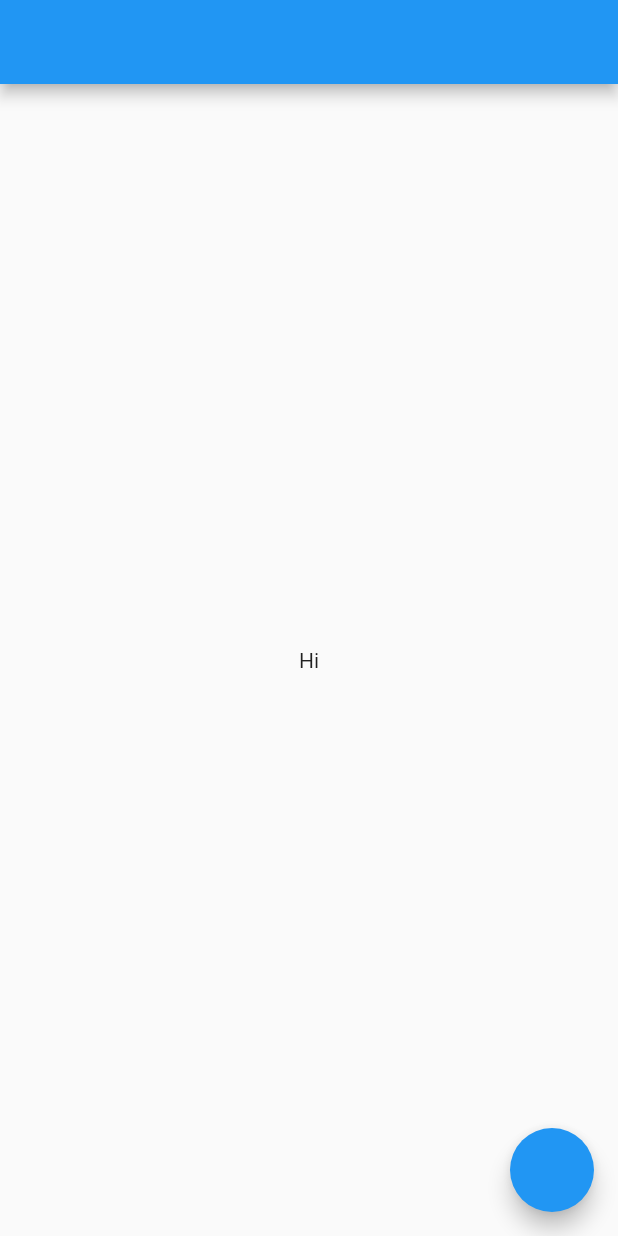
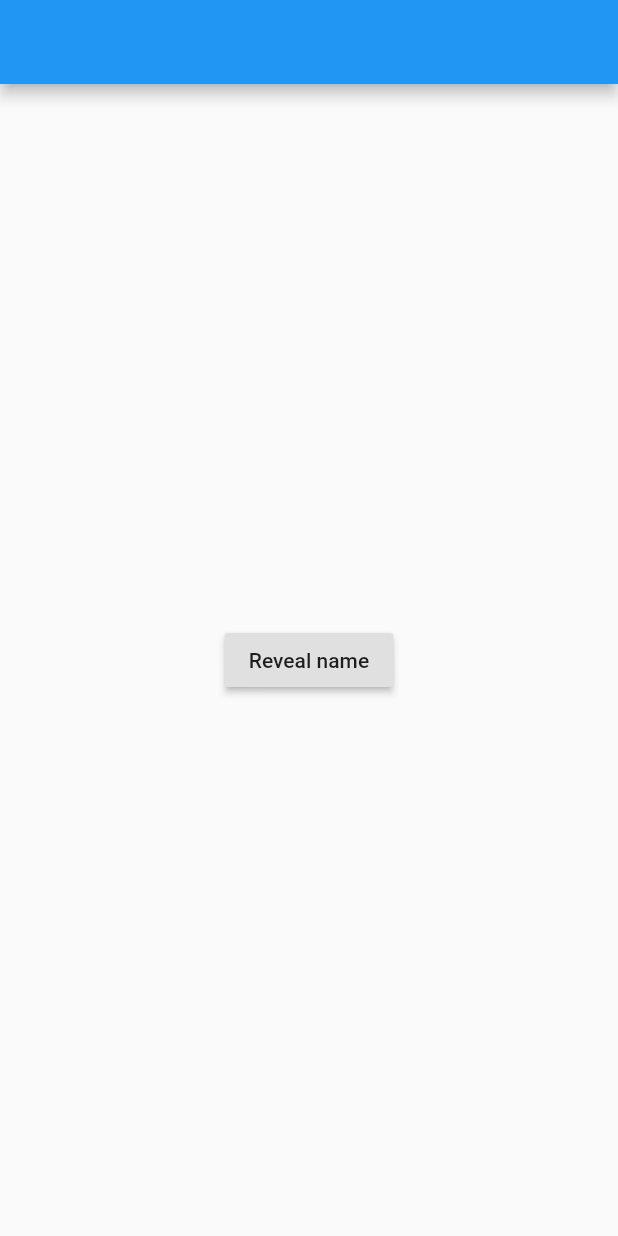
Before and after one commit to sergioloc/FlutterCourse, a Flutter app: the screen it shows after launch, on a phone screen of 412 x 824 dp. Run offline on Flutter 3.47's test engine with Material 2 defaults, Android fonts, the phone set to English and light mode, and no system bars.

```diff
--- a/lib/main.dart
+++ b/lib/main.dart
@@ -1,4 +1,6 @@
 import 'package:flutter/material.dart';
+import 'package:flutter_demo/screens/my_home_page.dart';
+import 'package:flutter_demo/screens/second_page.dart';
 
 void main() => runApp(MyApp());
 
@@ -7,52 +9,11 @@ class MyApp extends StatelessWidget {
   Widget build(BuildContext context) {
     return MaterialApp(
       title: 'Material App',
-      home: MyHomePage(),
+      initialRoute: "/",
+      routes: {
+        "/": (BuildContext context) => MyHomePage(),
+        "/second": (BuildContext context) => SecondPage()
+      },
     );
   }
 }
-
-class MyHomePage extends StatefulWidget {
-  MyHomePage({Key key}) : super(key: key);
-
-  @override
-  _MyHomePageState createState() => _MyHomePageState();
-}
-
-class _MyHomePageState extends State<MyHomePage> {
-  String text = "Hi";
-
-  @override
-  Widget build(BuildContext context) {
-    return Scaffold(
-      appBar: AppBar(),
-      body: Center(
-        child: Text(text),
-      ),
-      floatingActionButton: FloatingActionButton(
-        onPressed: changeText,
-      ),
-    );
-  }
-
-  void changeText() {
-    setState(() {
-      if (text == "Hi")
-        text = "Bye";
-      else
-        text = "Hi";
-    });
-  }
-
-  @override
-  void initState() {
-    // TODO: implement initState
-    super.initState();
-  }
-
-  @override
-  void dispose() {
-    // TODO: implement dispose
-    super.dispose();
-  }
-}
--- /dev/null
+++ b/lib/screens/my_home_page.dart
@@ -0,0 +1,22 @@
+import 'package:flutter/material.dart';
+
+class MyHomePage extends StatelessWidget {
+  @override
+  Widget build(BuildContext context) {
+    return Scaffold(
+      appBar: AppBar(),
+      body: Center(
+        child: RaisedButton(
+          child: Text("Reveal name"),
+          onPressed: () {
+            showSecondPage(context);
+          },
+        ),
+      ),
+    );
+  }
+
+  void showSecondPage(BuildContext context) {
+    Navigator.of(context).pushNamed("/second", arguments: "Peter");
+  }
+}
```
Also changed, not shown: lib/screens/second_page.dart (added, +19 -0 lines).
